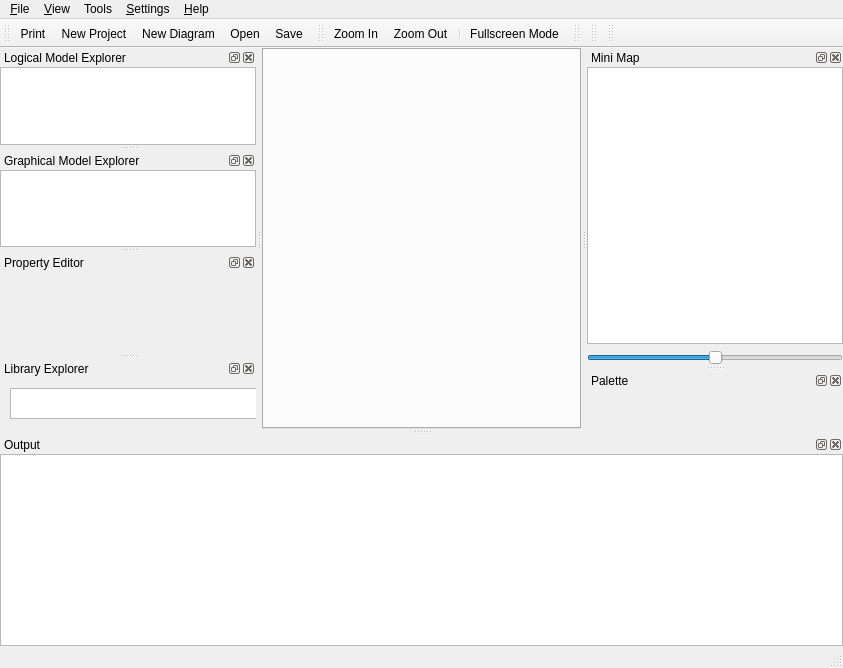
First picture: the form in qrgui/mainwindow/mainWindow.ui, repository qreal/qreal, before the edit.
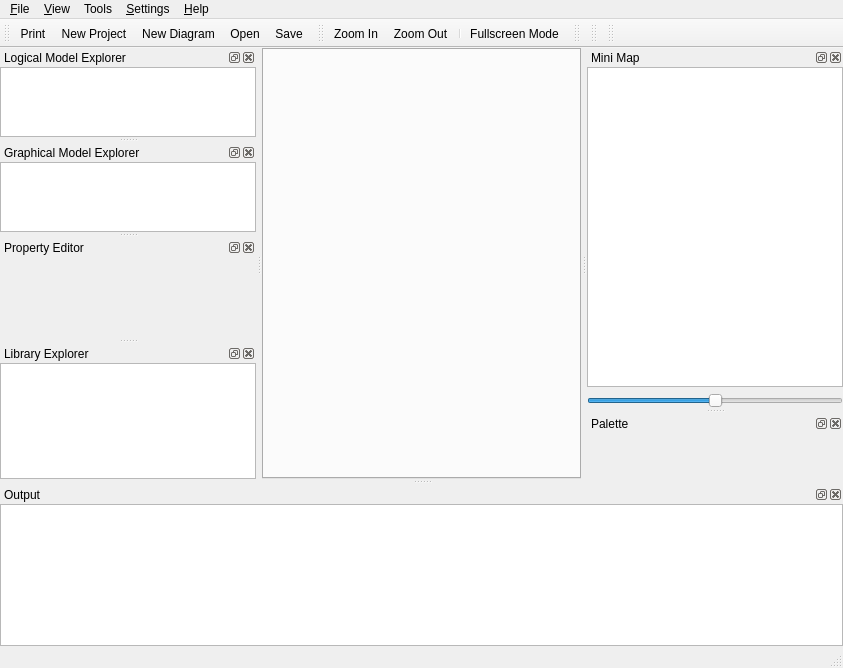
Second picture: the form after the edit. Icons and pictures are not drawn. Custom widgets are drawn as their Qt base class.

Commit message: 1. add not using getWorkingFile now 2. logical model - default parameter to set as ordinary logical model 3. client and serializer can now distinguish between library and default case thus they can have different "usnaved" folders

```diff
--- a/qrgui/mainwindow/mainWindow.ui
+++ b/qrgui/mainwindow/mainWindow.ui
@@ -372,8 +372,8 @@
   <widget class="QDockWidget" name="libraryDock">
    <property name="minimumSize">
     <size>
-     <width>91</width>
-     <height>70</height>
+     <width>109</width>
+     <height>135</height>
     </size>
    </property>
    <property name="windowTitle">
@@ -383,16 +383,11 @@
     <number>1</number>
    </attribute>
    <widget class="QWidget" name="dockWidgetContents">
-    <widget class="QTreeView" name="libraryExplorer">
-     <property name="geometry">
-      <rect>
-       <x>10</x>
-       <y>10</y>
-       <width>256</width>
-       <height>31</height>
-      </rect>
-     </property>
-    </widget>
+    <layout class="QHBoxLayout" name="horizontalLayout_3">
+     <item>
+      <widget class="QTreeView" name="libraryExplorer"/>
+     </item>
+    </layout>
    </widget>
   </widget>
   <action name="actionQuit">
```
The commit also changes 7 other files.
